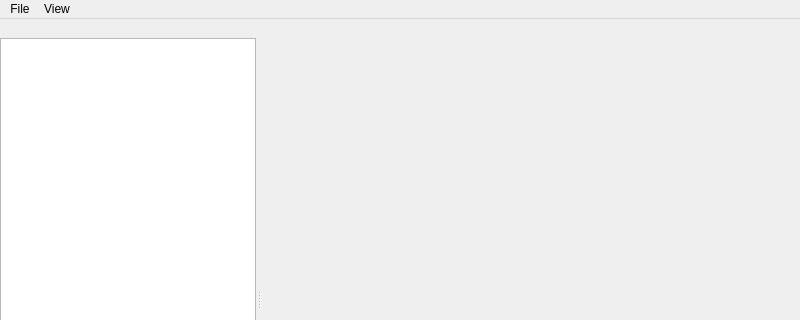
Old version of the form src/app/mainwindow.ui in the repository ABBAPOH/imageformats-ng; both pictures show x 0 to 800 and y 0 to 320 of the 800 by 600 pixel window.
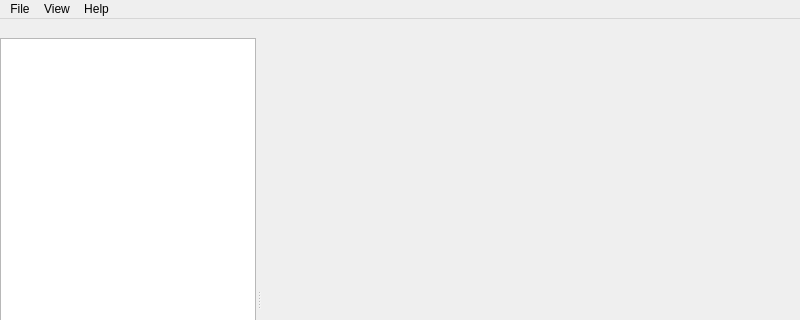
New version of the form.

```diff
--- a/src/app/mainwindow.ui
+++ b/src/app/mainwindow.ui
@@ -56,8 +56,15 @@
     <addaction name="actionZoom_In"/>
     <addaction name="actionZoom_Out"/>
    </widget>
+   <widget class="QMenu" name="menuHelp">
+    <property name="title">
+     <string>Help</string>
+    </property>
+    <addaction name="actionSupportedFormats"/>
+   </widget>
    <addaction name="menuFile"/>
    <addaction name="menuView"/>
+   <addaction name="menuHelp"/>
   </widget>
   <widget class="QStatusBar" name="statusbar"/>
   <widget class="QDockWidget" name="dockWidget">
```
Left out of the diff: 8 changed lines with no effect on the pictures.
